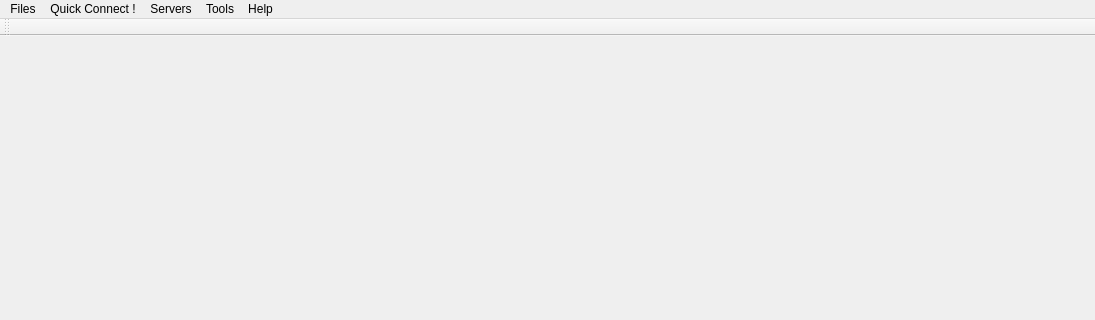
Above: mainwindow.ui from Papawy/SAMP_Ex2 before the change; both pictures show x 0 to 1095 and y 0 to 320 of the 1095 by 593 pixel window. Below: the same form after it.
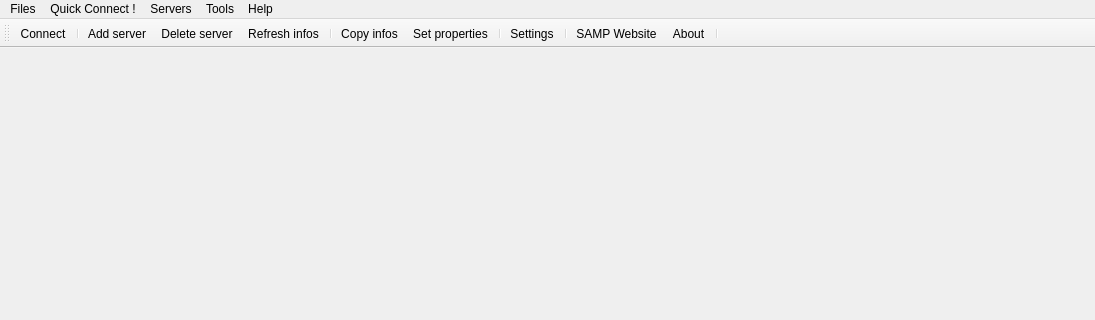
That is the form after the change. Icons and pictures are not drawn.

Commit message: Added main window toolbar with nickname selection

What changed in the file:
```diff
--- a/mainwindow.ui
+++ b/mainwindow.ui
@@ -96,6 +96,20 @@
    <attribute name="toolBarBreak">
     <bool>false</bool>
    </attribute>
+   <addaction name="actionConnect"/>
+   <addaction name="separator"/>
+   <addaction name="actionAdd_server"/>
+   <addaction name="actionDelete_server"/>
+   <addaction name="actionRefresh_infos"/>
+   <addaction name="separator"/>
+   <addaction name="actionCopy_infos"/>
+   <addaction name="actionSet_properties"/>
+   <addaction name="separator"/>
+   <addaction name="actionSettings"/>
+   <addaction name="separator"/>
+   <addaction name="actionSAMP_Site"/>
+   <addaction name="actionAbout"/>
+   <addaction name="separator"/>
   </widget>
   <widget class="QStatusBar" name="statusBar"/>
   <action name="actionImport_favorites_list">
```
The commit also changes 2 other files.
